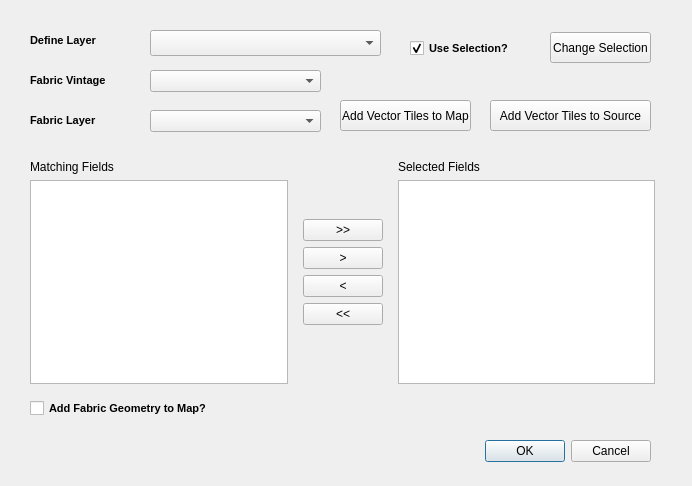
Qt form retrievedata_dialog_base.ui (costquestassociates/cqafabric_QGIS) before a commit.
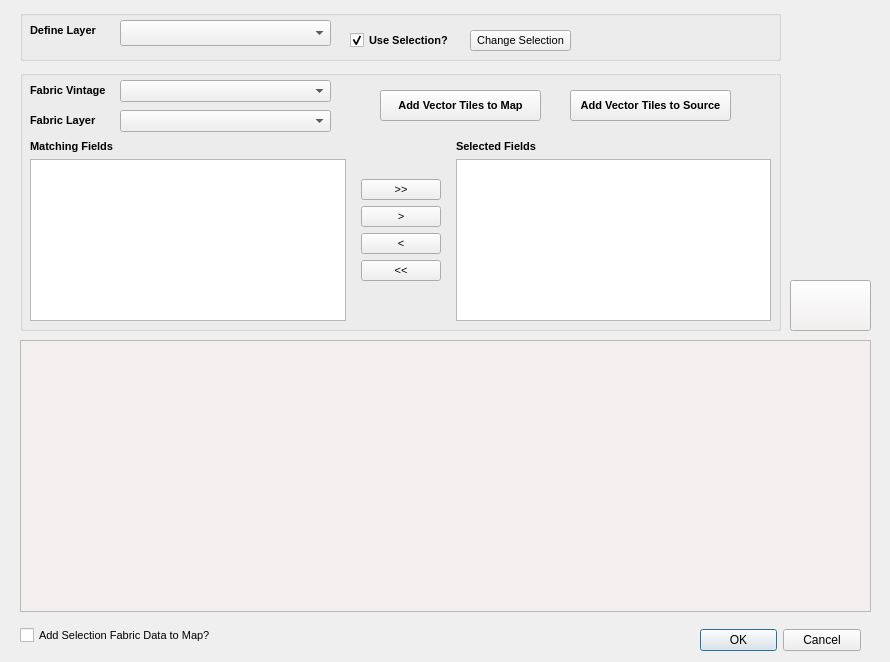
The same form after that commit. Icons and pictures are not drawn. Custom widgets are drawn as their Qt base class.

What changed in the file:
```diff
--- a/retrievedata_dialog_base.ui
+++ b/retrievedata_dialog_base.ui
@@ -9,8 +9,8 @@
    <rect>
     <x>0</x>
     <y>0</y>
-    <width>692</width>
-    <height>486</height>
+    <width>890</width>
+    <height>662</height>
    </rect>
   </property>
   <property name="windowTitle">
@@ -19,9 +19,9 @@
   <widget class="QDialogButtonBox" name="buttonBox">
    <property name="geometry">
     <rect>
-     <x>310</x>
-     <y>431</y>
-     <width>341</width>
+     <x>700</x>
+     <y>620</y>
+     <width>161</width>
      <height>41</height>
     </rect>
    </property>
@@ -32,74 +32,12 @@
     <set>QDialogButtonBox::Cancel|QDialogButtonBox::Ok</set>
    </property>
   </widget>
-  <widget class="QComboBox" name="comboBox_vintage">
-   <property name="geometry">
-    <rect>
-     <x>150</x>
-     <y>70</y>
-     <width>171</width>
-     <height>22</height>
-    </rect>
-   </property>
-  </widget>
-  <widget class="QComboBox" name="comboBox_layer">
-   <property name="geometry">
-    <rect>
-     <x>150</x>
-     <y>110</y>
-     <width>171</width>
-     <height>22</height>
-    </rect>
-   </property>
-  </widget>
-  <widget class="QLabel" name="label_vintage">
-   <property name="geometry">
-    <rect>
-     <x>30</x>
-     <y>70</y>
-     <width>101</width>
-     <height>21</height>
-    </rect>
-   </property>
-   <property name="font">
-    <font>
-     <family>Arial</family>
-     <pointsize>8</pointsize>
-     <weight>75</weight>
-     <bold>true</bold>
-    </font>
-   </property>
-   <property name="text">
-    <string>Fabric Vintage</string>
-   </property>
-  </widget>
-  <widget class="QLabel" name="label_layer">
-   <property name="geometry">
-    <rect>
-     <x>30</x>
-     <y>110</y>
-     <width>91</width>
-     <height>21</height>
-    </rect>
-   </property>
-   <property name="font">
-    <font>
-     <family>Arial</family>
-     <pointsize>8</pointsize>
-     <weight>75</weight>
-     <bold>true</bold>
-    </font>
-   </property>
-   <property name="text">
-    <string>Fabric Layer</string>
-   </property>
-  </widget>
   <widget class="QgsMapLayerComboBox" name="mapVlayersCb">
    <property name="geometry">
     <rect>
-     <x>150</x>
-     <y>30</y>
-     <width>231</width>
+     <x>120</x>
+     <y>20</y>
+     <width>211</width>
      <height>26</height>
     </rect>
    </property>
@@ -108,7 +46,7 @@
    <property name="geometry">
     <rect>
      <x>30</x>
-     <y>30</y>
+     <y>20</y>
      <width>91</width>
      <height>21</height>
     </rect>
@@ -125,13 +63,52 @@
     <string>Define Layer</string>
    </property>
   </widget>
+  <widget class="QGroupBox" name="groupBox">
+   <property name="geometry">
+    <rect>
+     <x>20</x>
+     <y>10</y>
+     <width>761</width>
+     <height>51</height>
+    </rect>
+   </property>
+   <property name="font">
+    <font>
+     <pointsize>10</pointsize>
+     <weight>75</weight>
+     <bold>true</bold>
+    </font>
+   </property>
+   <property name="title">
+    <string/>
+   </property>
+   <widget class="QPushButton" name="pushButton_ChgSelect">
+    <property name="geometry">
+     <rect>
+      <x>450</x>
+      <y>20</y>
+      <width>101</width>
+      <height>21</height>
+     </rect>
+    </property>
+    <property name="font">
+     <font>
+      <pointsize>8</pointsize>
+      <weight>50</weight>
+      <bold>false</bold>
+     </font>
+    </property>
+    <property name="text">
+     <string>Change Selection</string>
+    </property>
+   </widget>
   <widget class="QCheckBox" name="checkBox_selection">
    <property name="geometry">
     <rect>
-     <x>410</x>
-     <y>40</y>
+      <x>330</x>
+      <y>20</y>
      <width>121</width>
-     <height>17</height>
+      <height>21</height>
     </rect>
    </property>
    <property name="font">
@@ -149,53 +126,152 @@
     <bool>true</bool>
    </property>
   </widget>
-  <widget class="QPushButton" name="pushButton_ChgSelect">
+  </widget>
+  <widget class="QGroupBox" name="groupBox_3">
+   <property name="geometry">
+    <rect>
+     <x>20</x>
+     <y>70</y>
+     <width>761</width>
+     <height>261</height>
+    </rect>
+   </property>
+   <property name="font">
+    <font>
+     <pointsize>10</pointsize>
+     <weight>75</weight>
+     <bold>true</bold>
+    </font>
+   </property>
+   <property name="title">
+    <string/>
+   </property>
+   <widget class="QLabel" name="label_vintage">
+    <property name="geometry">
+     <rect>
+      <x>10</x>
+      <y>10</y>
+      <width>101</width>
+      <height>21</height>
+     </rect>
+    </property>
+    <property name="font">
+     <font>
+      <family>Arial</family>
+      <pointsize>8</pointsize>
+      <weight>75</weight>
+      <bold>true</bold>
+     </font>
+    </property>
+    <property name="text">
+     <string>Fabric Vintage</string>
+    </property>
+   </widget>
+   <widget class="QComboBox" name="comboBox_vintage">
+    <property name="geometry">
+     <rect>
+      <x>100</x>
+      <y>10</y>
+      <width>211</width>
+      <height>22</height>
+     </rect>
+    </property>
+    <property name="font">
+     <font>
+      <pointsize>8</pointsize>
+      <weight>50</weight>
+      <bold>false</bold>
+     </font>
+    </property>
+   </widget>
+   <widget class="QLabel" name="label_layer">
+    <property name="geometry">
+     <rect>
+      <x>10</x>
+      <y>40</y>
+      <width>91</width>
+      <height>21</height>
+     </rect>
+    </property>
+    <property name="font">
+     <font>
+      <family>Arial</family>
+      <pointsize>8</pointsize>
+      <weight>75</weight>
+      <bold>true</bold>
+     </font>
+    </property>
+    <property name="text">
+     <string>Fabric Layer</string>
+    </property>
+   </widget>
+   <widget class="QComboBox" name="comboBox_layer">
+    <property name="geometry">
+     <rect>
+      <x>100</x>
+      <y>40</y>
+      <width>211</width>
+      <height>22</height>
+     </rect>
+    </property>
+    <property name="font">
+     <font>
+      <pointsize>8</pointsize>
+      <weight>50</weight>
+      <bold>false</bold>
+     </font>
+    </property>
+   </widget>
+   <widget class="QPushButton" name="pushButton_AddTiles_S">
+    <property name="enabled">
+     <bool>true</bool>
+    </property>
    <property name="geometry">
     <rect>
      <x>550</x>
-     <y>32</y>
-     <width>101</width>
+      <y>20</y>
+      <width>161</width>
      <height>31</height>
     </rect>
    </property>
+    <property name="font">
+     <font>
+      <pointsize>8</pointsize>
+      <weight>75</weight>
+      <bold>true</bold>
+     </font>
+    </property>
    <property name="text">
-    <string>Change Selection</string>
-   </property>
-  </widget>
-  <widget class="QCheckBox" name="checkBox_addlocations">
-   <property name="enabled">
-    <bool>true</bool>
-   </property>
+     <string>Add Vector Tiles to Source</string>
+    </property>
+   </widget>
+   <widget class="QPushButton" name="pushButton_AddTiles_M">
    <property name="geometry">
     <rect>
-     <x>30</x>
-     <y>400</y>
-     <width>231</width>
-     <height>17</height>
+      <x>360</x>
+      <y>20</y>
+      <width>161</width>
+      <height>31</height>
     </rect>
    </property>
    <property name="font">
     <font>
-     <family>Arial</family>
      <pointsize>8</pointsize>
      <weight>75</weight>
      <bold>true</bold>
     </font>
    </property>
    <property name="text">
-    <string>Add Fabric Geometry to Map?</string>
-   </property>
-   <property name="checked">
-    <bool>false</bool>
+     <string>Add Vector Tiles to Map</string>
    </property>
   </widget>
   <widget class="QWidget" name="layoutWidget">
    <property name="geometry">
     <rect>
-     <x>30</x>
-     <y>160</y>
-     <width>625</width>
-     <height>224</height>
+      <x>10</x>
+      <y>70</y>
+      <width>741</width>
+      <height>181</height>
     </rect>
    </property>
    <layout class="QHBoxLayout" name="horizontalLayout">
@@ -203,13 +279,31 @@
      <layout class="QVBoxLayout" name="verticalLayout_5">
       <item>
        <widget class="QLabel" name="availableLbl">
+         <property name="font">
+          <font>
+           <pointsize>8</pointsize>
+           <weight>75</weight>
+           <bold>true</bold>
+          </font>
+         </property>
         <property name="text">
          <string>Matching Fields</string>
         </property>
        </widget>
       </item>
       <item>
-       <widget class="QListWidget" name="availableFeaturesLw"/>
+        <widget class="QListWidget" name="availableFeaturesLw">
+         <property name="enabled">
+          <bool>true</bool>
+         </property>
+         <property name="font">
+          <font>
+           <pointsize>8</pointsize>
+           <weight>50</weight>
+           <bold>false</bold>
+          </font>
+         </property>
+        </widget>
       </item>
      </layout>
     </item>
@@ -251,6 +345,13 @@
              <height>16777215</height>
             </size>
            </property>
+            <property name="font">
+             <font>
+              <pointsize>8</pointsize>
+              <weight>50</weight>
+              <bold>false</bold>
+             </font>
+            </property>
            <property name="text">
             <string>&gt;&gt;</string>
            </property>
@@ -267,6 +368,13 @@
              <height>16777215</height>
             </size>
            </property>
+            <property name="font">
+             <font>
+              <pointsize>8</pointsize>
+              <weight>50</weight>
+              <bold>false</bold>
+             </font>
+            </property>
            <property name="text">
             <string>&gt;</string>
            </property>
@@ -280,6 +388,13 @@
              <height>16777215</height>
             </size>
            </property>
+            <property name="font">
+             <font>
+              <pointsize>8</pointsize>
+              <weight>50</weight>
+              <bold>false</bold>
+             </font>
+            </property>
            <property name="text">
             <string>&lt;</string>
            </property>
@@ -293,6 +408,13 @@
              <height>16777215</height>
             </size>
            </property>
+            <property name="font">
+             <font>
+              <pointsize>8</pointsize>
+              <weight>50</weight>
+              <bold>false</bold>
+             </font>
+            </property>
            <property name="text">
             <string>&lt;&lt;</string>
            </property>
@@ -320,47 +442,120 @@
      <layout class="QVBoxLayout" name="verticalLayout_7">
       <item>
        <widget class="QLabel" name="selectedLbl">
+         <property name="font">
+          <font>
+           <pointsize>8</pointsize>
+           <weight>75</weight>
+           <bold>true</bold>
+          </font>
+         </property>
         <property name="text">
          <string>Selected Fields</string>
         </property>
        </widget>
       </item>
       <item>
-       <widget class="QListWidget" name="selectedFeaturesLw"/>
+        <widget class="QListWidget" name="selectedFeaturesLw">
+         <property name="font">
+          <font>
+           <pointsize>8</pointsize>
+           <weight>50</weight>
+           <bold>false</bold>
+          </font>
+         </property>
+        </widget>
       </item>
      </layout>
     </item>
    </layout>
   </widget>
-  <widget class="QPushButton" name="pushButton_AddTiles_M">
+  </widget>
+  <widget class="QTableView" name="tableResult">
    <property name="geometry">
     <rect>
-     <x>340</x>
-     <y>100</y>
-     <width>131</width>
-     <height>31</height>
+     <x>20</x>
+     <y>340</y>
+     <width>851</width>
+     <height>272</height>
     </rect>
    </property>
-   <property name="text">
-    <string>Add Vector Tiles to Map</string>
+   <property name="font">
+    <font>
+     <pointsize>8</pointsize>
+    </font>
+   </property>
+   <property name="styleSheet">
+    <string notr="true">background-color: rgb(244, 239, 239);
+border-color: rgb(255, 255, 0);
+color: rgb(0, 0, 255);</string>
+   </property>
+   <property name="editTriggers">
+    <set>QAbstractItemView::NoEditTriggers</set>
+   </property>
+   <property name="selectionBehavior">
+    <enum>QAbstractItemView::SelectRows</enum>
    </property>
   </widget>
-  <widget class="QPushButton" name="pushButton_AddTiles_S">
+  <widget class="QCheckBox" name="checkBox_addlocations">
    <property name="enabled">
     <bool>true</bool>
    </property>
    <property name="geometry">
     <rect>
-     <x>490</x>
-     <y>100</y>
-     <width>161</width>
+     <x>20</x>
+     <y>620</y>
+     <width>251</width>
      <height>31</height>
     </rect>
    </property>
+   <property name="font">
+    <font>
+     <family>Arial</family>
+     <pointsize>8</pointsize>
+     <weight>50</weight>
+     <bold>false</bold>
+    </font>
+   </property>
    <property name="text">
-    <string>Add Vector Tiles to Source</string>
+    <string>Add Selection Fabric Data to Map?</string>
    </property>
   </widget>
+  <widget class="QPushButton" name="populatetableBtn">
+   <property name="geometry">
+    <rect>
+     <x>790</x>
+     <y>280</y>
+     <width>81</width>
+     <height>51</height>
+    </rect>
+   </property>
+   <property name="styleSheet">
+    <string notr="true">background-color: rgb(244, 239, 239);
+border-color: rgb(255, 170, 255);
+color: rgb(52, 116, 14);</string>
+   </property>
+   <property name="text">
+    <string/>
+   </property>
+   <property name="icon">
+    <iconset>
+     <normaloff>../nvdb/skriv_icon.png</normaloff>../nvdb/skriv_icon.png</iconset>
+   </property>
+   <property name="iconSize">
+    <size>
+     <width>32</width>
+     <height>32</height>
+    </size>
+   </property>
+  </widget>
+  <zorder>tableResult</zorder>
+  <zorder>groupBox_3</zorder>
+  <zorder>groupBox</zorder>
+  <zorder>buttonBox</zorder>
+  <zorder>mapVlayersCb</zorder>
+  <zorder>label_layer_3</zorder>
+  <zorder>checkBox_addlocations</zorder>
+  <zorder>populatetableBtn</zorder>
  </widget>
  <customwidgets>
   <customwidget>
```
Left out of the diff: 3 changed lines with no effect on the pictures. Lines whose indentation alone changed are shown as unchanged.
